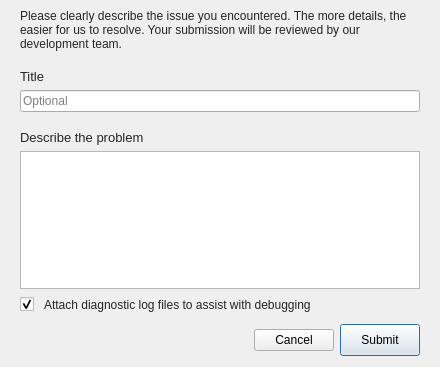
Above: src/MEGASync/gui/macx/BugReportDialog.ui from meganz/MEGAsync before the change. Below: the same form after it.
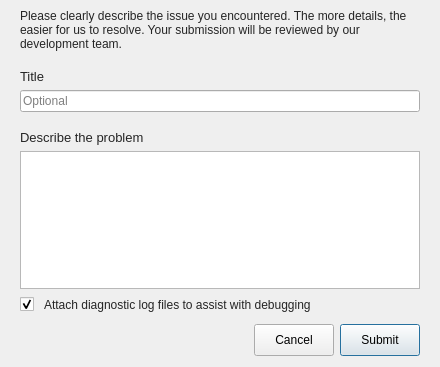
That is the form after the change.

```diff
--- a/src/MEGASync/gui/macx/BugReportDialog.ui
+++ b/src/MEGASync/gui/macx/BugReportDialog.ui
@@ -210,6 +210,18 @@
       </item>
       <item>
        <widget class="QPushButton" name="bCancel">
+        <property name="minimumSize">
+         <size>
+          <width>0</width>
+          <height>32</height>
+         </size>
+        </property>
+        <property name="maximumSize">
+         <size>
+          <width>16777215</width>
+          <height>32</height>
+         </size>
+        </property>
         <property name="text">
          <string>Cancel</string>
         </property>
```
